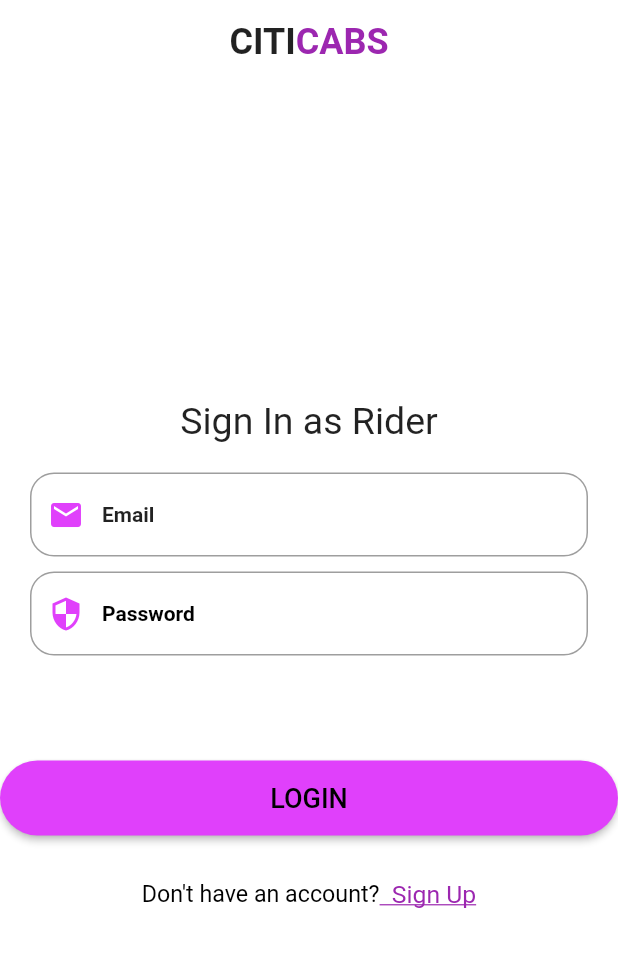
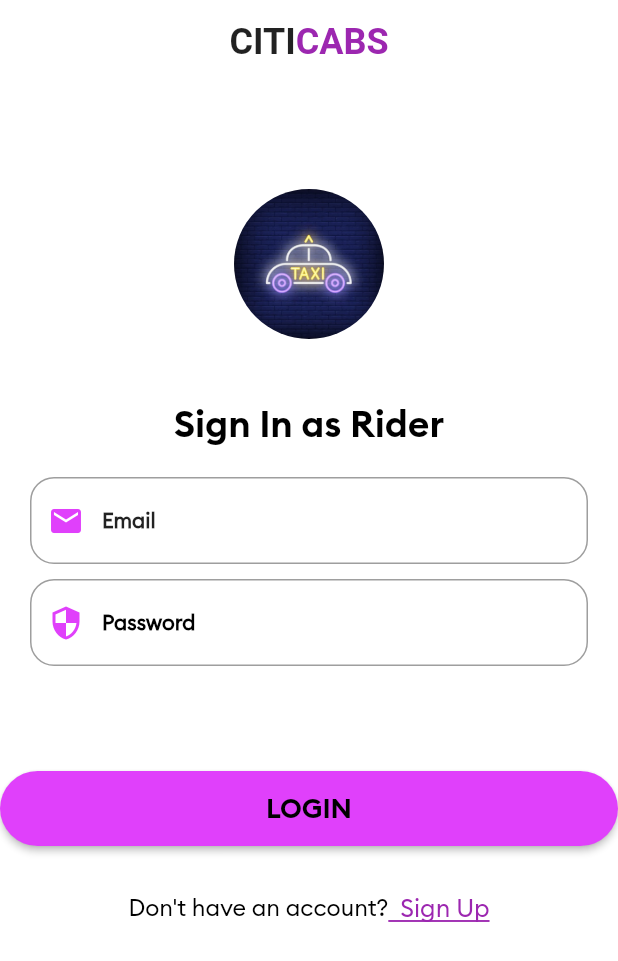
Before and after one commit to Srajan-Jaiswal/CityTransfers-cabs, a Flutter app: the screen it shows after launch, on a phone screen of 412 x 824 dp. Shown: the top 961 px of the screen. Run offline on Flutter 3.47's test engine with Material 2 defaults, Android fonts, the phone set to English and light mode, and no system bars; our stand-ins replace firebase_core, firebase_database; accounts and stored records are empty.

Commit message:
Sign in page update

```diff
--- a/lib/main.dart
+++ b/lib/main.dart
@@ -30,6 +30,7 @@ class MyApp extends StatelessWidget {
   Widget build(BuildContext context) {
     return MaterialApp(
       theme: ThemeData(
+        fontFamily: 'Brand-Regular',
         primarySwatch: Colors.blue,
         visualDensity: VisualDensity.adaptivePlatformDensity,
       ),
--- a/lib/screens/loginpage.dart
+++ b/lib/screens/loginpage.dart
@@ -13,26 +13,31 @@ class LoginPage extends StatelessWidget {
           brightness: Brightness.light,
         ),
         backgroundColor: Colors.white,
-        body: Column(
+        body: SingleChildScrollView(
+            child: Column(
           children: <Widget>[
             SizedBox(
               height: 70,
             ),
-
-            /*Image(
-         alignment: Alignment.center,
-         height: 100.0,
-         width: 100.0,
-         //image: AssetImage(),
-        ),*/
-
+            ClipOval(
+              child: Image(
+                image: AssetImage('images/logo.jpg'),
+                height: 100,
+                width: 100,
+                fit: BoxFit.cover,
+              ),
+            ),
             SizedBox(
-              height: 140,
+              height: 40,
             ),
             Text(
               'Sign In as Rider',
               textAlign: TextAlign.center,
-              style: TextStyle(fontSize: 25, fontFamily: 'Brand-Bold'),
+              style: TextStyle(
+                  fontSize: 25,
+                  fontWeight: FontWeight.w700,
+                  fontFamily: 'Brand-Bold',
+                  color: Colors.black),
             ),
             Padding(
               padding: const EdgeInsets.all(20.0),
@@ -114,6 +119,6 @@ class LoginPage extends StatelessWidget {
               ],
             ),
           ],
-        ));
+        )));
   }
 }
```
Also changed, not shown: pubspec.yaml (+9 -24 lines), fonts/bolt-regular.ttf (added), fonts/bolt-semibold.ttf (added), images/logo.jpg (added).
